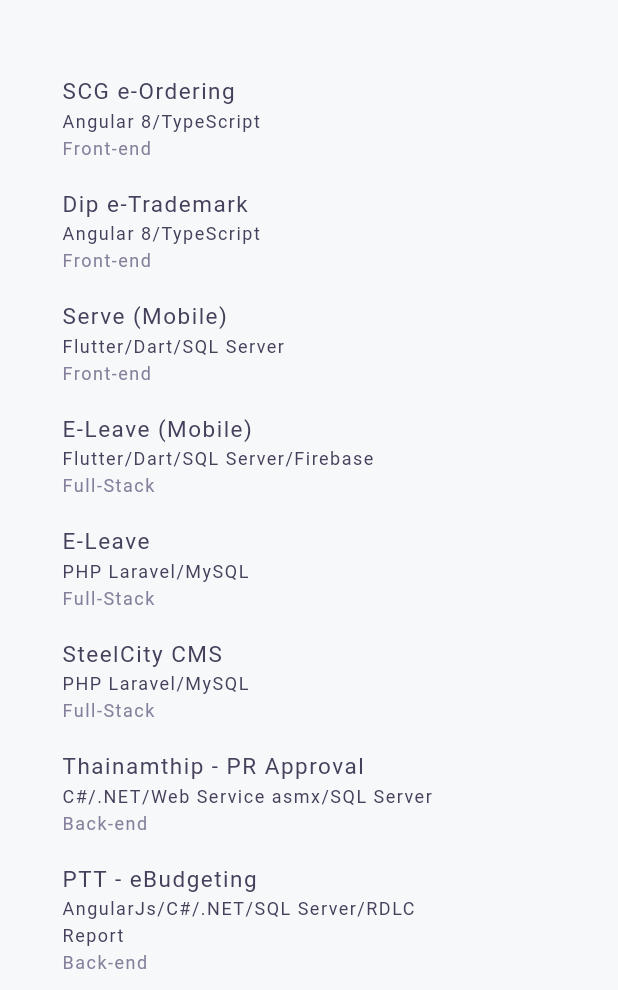
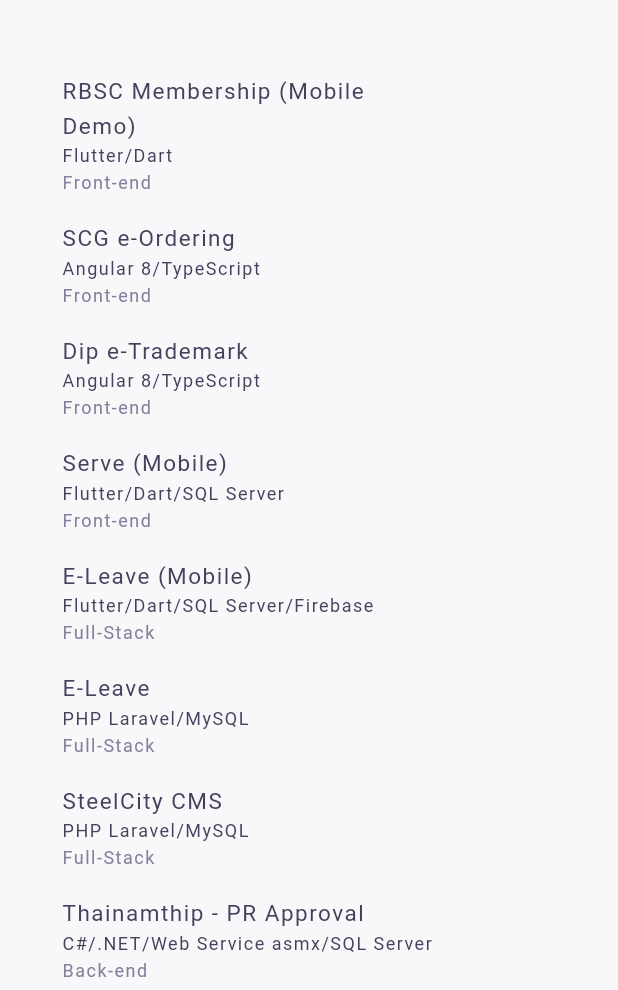
Before and after one commit to MangoStick/portfolio, a Flutter app: the AboutPage screen opened by its route, on a phone screen of 412 x 824 dp, the part 246-1236 px from its top. Run offline on Flutter 3.47's test engine with Material 2 defaults, Android fonts, the phone set to English and light mode, and no system bars; our stand-ins replace font_awesome_flutter; missing offline and left inert: dart:html; Roboto replaces fonts that are missing (NexaBold, NexaLight, ProductSans).

Commit message:
Update about.dart

```diff
--- a/lib/ui/about.dart
+++ b/lib/ui/about.dart
@@ -292,6 +292,12 @@ class AboutPage extends StatelessWidget {
     Education(
       'Front-end',
       '',
+      'Flutter/Dart',
+      'RBSC Membership (Mobile Demo)',
+    ),
+    Education(
+      'Front-end',
+      '',
       'Angular 8/TypeScript',
       'SCG e-Ordering',
     ),
```
